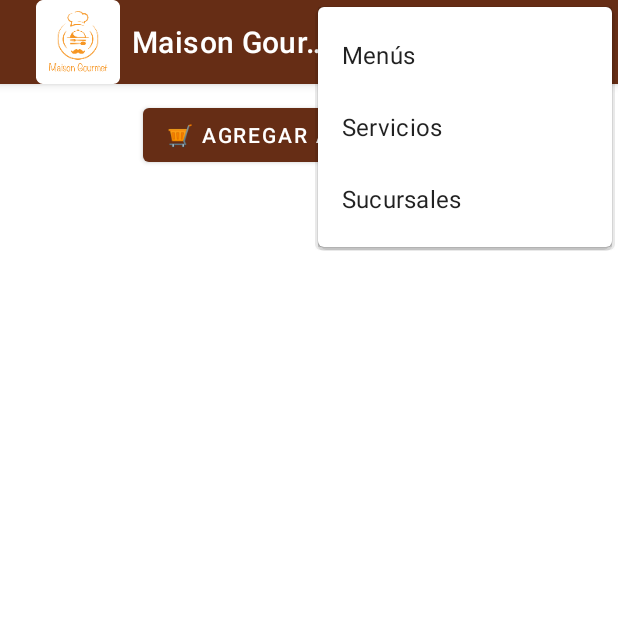
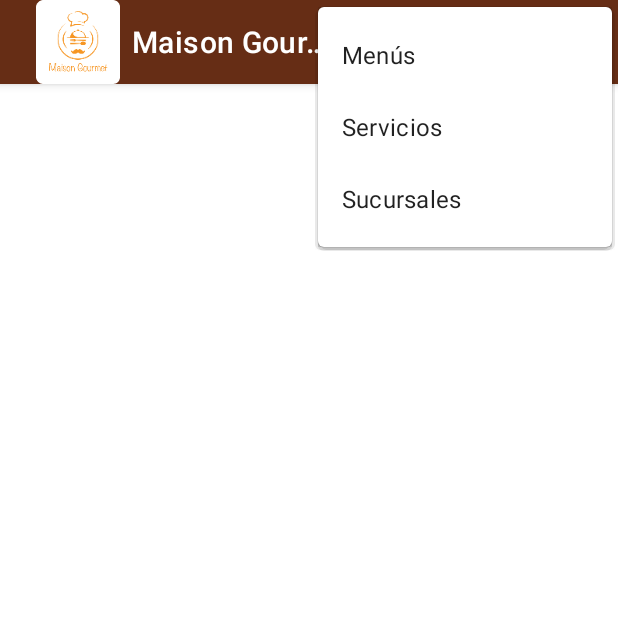
Before and after one commit to joswald123/RestaurantApp_SQLite, an Android app: the FavoritosActivity screen opened directly, with no data from a screen before it, with the options menu open, on a phone screen of 412 x 824 dp, the top half of it. Run offline under Robolectric (Android 15) with nearby library versions, the light colour scheme and no system bars; our stand-ins replace Picasso; network calls fail; pictures from the network do not load.

Commit message:
Revert "Agregar botón en favoritos para agregar al carrito"
This reverts commit 73ca65f5e216649965c66365827d35413666c0f5.

```diff
--- a/app/src/main/java/usa/sesion1/restaurantappreto3/FavoritosActivity.java
+++ b/app/src/main/java/usa/sesion1/restaurantappreto3/FavoritosActivity.java
@@ -17,7 +17,6 @@ import android.view.Menu;
 import android.view.MenuItem;
 import android.view.View;
 import android.widget.AdapterView;
-import android.widget.Button;
 import android.widget.ListView;
 import android.widget.Toast;
 
@@ -35,7 +34,7 @@ import usa.sesion1.restaurantappreto3.view.ServiciosActivity;
 public class FavoritosActivity extends AppCompatActivity {
 
     ListView lvwFavoritos;
-    private Button btnCarrito;
+
     @Override
     protected void onCreate(Bundle savedInstanceState) {
         super.onCreate(savedInstanceState);
@@ -47,14 +46,6 @@ public class FavoritosActivity extends AppCompatActivity {
         getSupportActionBar().setLogo(R.mipmap.ic_chef);
         getSupportActionBar().setDisplayUseLogoEnabled(true);
         // ----------------------
-        btnCarrito =(Button) findViewById(R.id.btnCarrito);
-
-        btnCarrito.setOnClickListener(new View.OnClickListener() {
-            @Override
-            public void onClick(View v) {
-                Toast.makeText(getApplicationContext(), "Pronto podrás agregar al carrito", Toast.LENGTH_SHORT).show();
-            }
-        });
 
         lvwFavoritos = (ListView)findViewById(R.id.lvwProductosFavoritos);
 
--- a/app/src/main/java/usa/sesion1/restaurantappreto3/controller/MyOpenHelper.java
+++ b/app/src/main/java/usa/sesion1/restaurantappreto3/controller/MyOpenHelper.java
@@ -15,7 +15,7 @@ import usa.sesion1.restaurantappreto3.model.Sucursal;
 
 public class MyOpenHelper extends SQLiteOpenHelper {
 
-    public static int VERSION = 14;
+    public static int VERSION = 13;
 
     public MyOpenHelper(@Nullable Context context) {
         super(context, DBLocal.DATABASE_NAME, null, VERSION);
--- a/app/src/main/res/layout/activity_favoritos.xml
+++ b/app/src/main/res/layout/activity_favoritos.xml
@@ -3,7 +3,7 @@
     xmlns:app="http://schemas.android.com/apk/res-auto"
     xmlns:tools="http://schemas.android.com/tools"
     android:layout_width="match_parent"
-    android:layout_height="wrap_content"
+    android:layout_height="match_parent"
     android:orientation="vertical"
     tools:context=".FavoritosActivity">
 
@@ -12,22 +12,6 @@
         android:layout_width="match_parent"
         android:layout_height="wrap_content"
         android:layout_marginTop="10dp"
-        >
-
-    </ListView>
-
-    <LinearLayout
-        android:layout_width="match_parent"
-        android:layout_height="wrap_content"
-        android:orientation="vertical">
-
-        <Button
-            android:id="@+id/btnCarrito"
-            android:layout_width="wrap_content"
-            android:layout_height="wrap_content"
-            android:layout_gravity="center|center_horizontal|center_vertical"
-            android:gravity="center|center_horizontal|center_vertical"
-            android:text="🛒 Agregar al Carrito" />
-    </LinearLayout>
+        />
 
 </LinearLayout>
```
